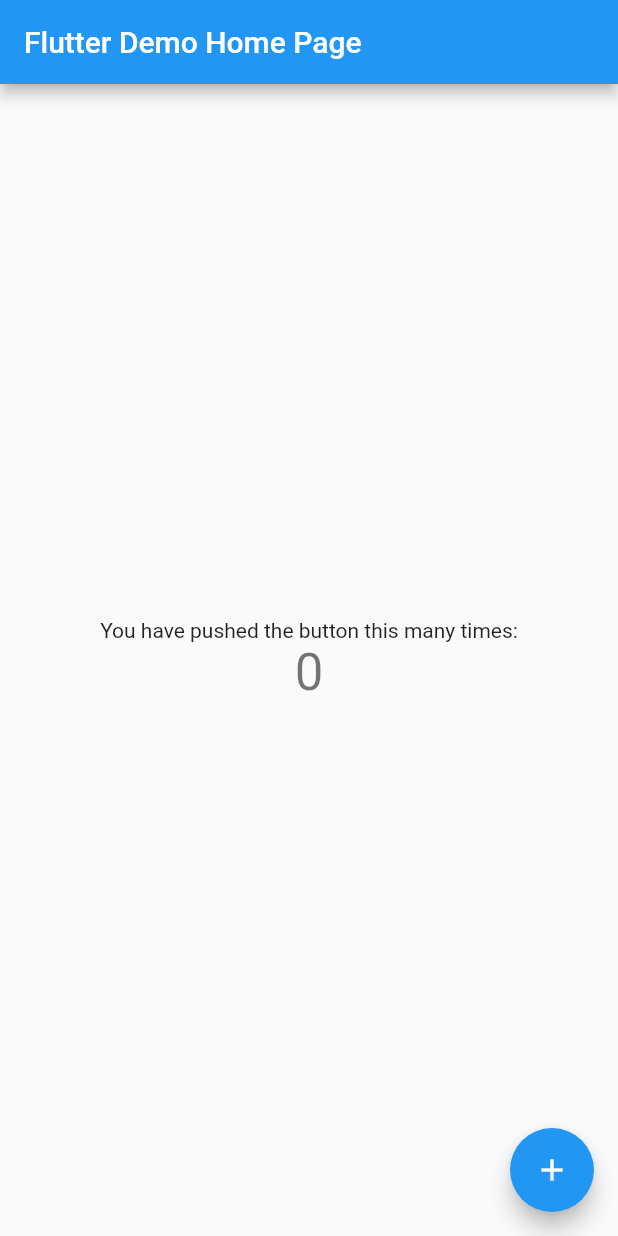
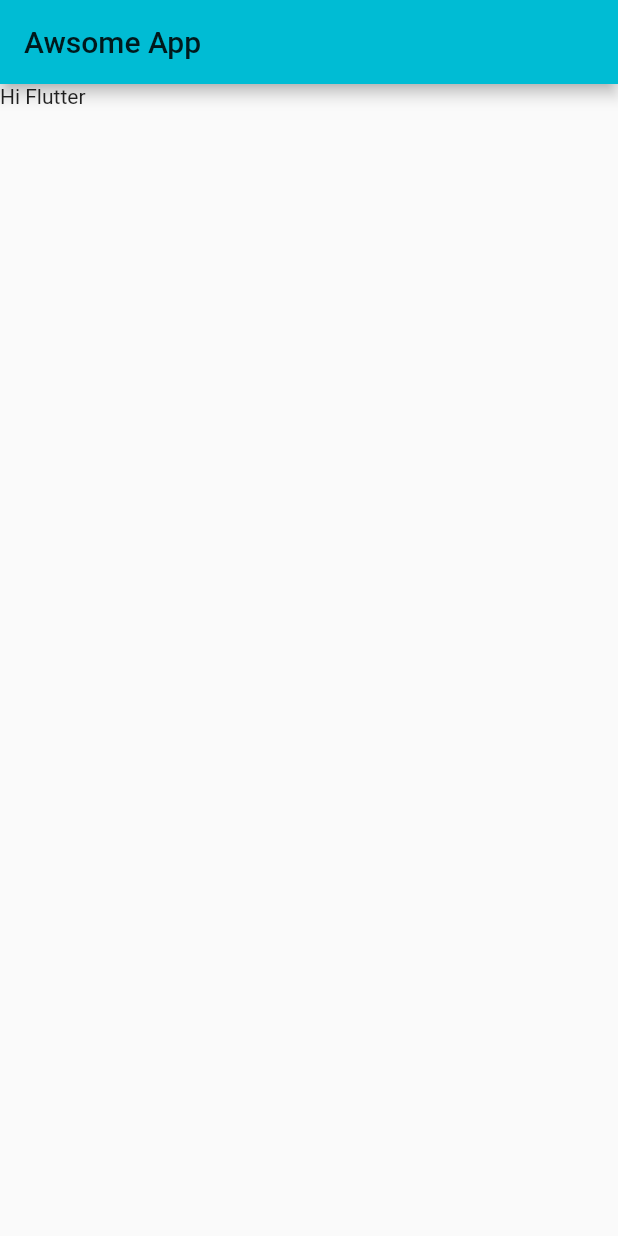
Before and after one commit to kikusourabh/awsome_app, a Flutter app: the screen it shows after launch, on a phone screen of 412 x 824 dp. Run offline on Flutter 3.47's test engine with Material 2 defaults, Android fonts, the phone set to English and light mode, and no system bars.

Commit message:
cha-1 types fo app and overview

```diff
--- a/lib/main.dart
+++ b/lib/main.dart
@@ -1,117 +1,30 @@
+import 'package:flutter/widgets.dart';
 import 'package:flutter/material.dart';
+import 'package:flutter/cupertino.dart';
 
 void main() {
-  runApp(MyApp());
+  // 1. WidgetsApp
+  // 2. MaterialApp
+  // 3. Cupertinoapp
+  // runApp(WidgetsApp());
+  // runApp(MaterialApp());
+  // runApp(CupertinoApp());
+  runApp(MaterialApp(
+    home: HomePage(),
+    theme: ThemeData(primarySwatch: Colors.cyan),
+  ));
 }
 
-class MyApp extends StatelessWidget {
-  // This widget is the root of your application.
+class HomePage extends StatelessWidget {
   @override
   Widget build(BuildContext context) {
-    return MaterialApp(
-      title: 'Flutter Demo',
-      theme: ThemeData(
-        // This is the theme of your application.
-        //
-        // Try running your application with "flutter run". You'll see the
-        // application has a blue toolbar. Then, without quitting the app, try
-        // changing the primarySwatch below to Colors.green and then invoke
-        // "hot reload" (press "r" in the console where you ran "flutter run",
-        // or simply save your changes to "hot reload" in a Flutter IDE).
-        // Notice that the counter didn't reset back to zero; the application
-        // is not restarted.
-        primarySwatch: Colors.blue,
-        // This makes the visual density adapt to the platform that you run
-        // the app on. For desktop platforms, the controls will be smaller and
-        // closer together (more dense) than on mobile platforms.
-        visualDensity: VisualDensity.adaptivePlatformDensity,
+    return Scaffold(
+      appBar: AppBar(
+        title: Text("Awsome App"),
       ),
-      home: MyHomePage(title: 'Flutter Demo Home Page'),
+      body: Container(
+        child: Text("Hi Flutter"),
+      ),
     );
   }
 }
-
-class MyHomePage extends StatefulWidget {
-  MyHomePage({Key key, this.title}) : super(key: key);
-
-  // This widget is the home page of your application. It is stateful, meaning
-  // that it has a State object (defined below) that contains fields that affect
-  // how it looks.
-
-  // This class is the configuration for the state. It holds the values (in this
-  // case the title) provided by the parent (in this case the App widget) and
-  // used by the build method of the State. Fields in a Widget subclass are
-  // always marked "final".
-
-  final String title;
-
-  @override
-  _MyHomePageState createState() => _MyHomePageState();
-}
-
-class _MyHomePageState extends State<MyHomePage> {
-  int _counter = 0;
-
-  void _incrementCounter() {
-    setState(() {
-      // This call to setState tells the Flutter framework that something has
-      // changed in this State, which causes it to rerun the build method below
-      // so that the display can reflect the updated values. If we changed
-      // _counter without calling setState(), then the build method would not be
-      // called again, and so nothing would appear to happen.
-      _counter++;
-    });
-  }
-
-  @override
-  Widget build(BuildContext context) {
-    // This method is rerun every time setState is called, for instance as done
-    // by the _incrementCounter method above.
-    //
-    // The Flutter framework has been optimized to make rerunning build methods
-    // fast, so that you can just rebuild anything that needs updating rather
-    // than having to individually change instances of widgets.
-    return Scaffold(
-      appBar: AppBar(
-        // Here we take the value from the MyHomePage object that was created by
-        // the App.build method, and use it to set our appbar title.
-        title: Text(widget.title),
-      ),
-      body: Center(
-        // Center is a layout widget. It takes a single child and positions it
-        // in the middle of the parent.
-        child: Column(
-          // Column is also a layout widget. It takes a list of children and
-          // arranges them vertically. By default, it sizes itself to fit its
-          // children horizontally, and tries to be as tall as its parent.
-          //
-          // Invoke "debug painting" (press "p" in the console, choose the
-          // "Toggle Debug Paint" action from the Flutter Inspector in Android
-          // Studio, or the "Toggle Debug Paint" command in Visual Studio Code)
-          // to see the wireframe for each widget.
-          //
-          // Column has various properties to control how it sizes itself and
-          // how it positions its children. Here we use mainAxisAlignment to
-          // center the children vertically; the main axis here is the vertical
-          // axis because Columns are vertical (the cross axis would be
-          // horizontal).
-          mainAxisAlignment: MainAxisAlignment.center,
-          children: <Widget>[
-            Text(
-              'You have pushed the button this many times:',
-            ),
-            Text(
-              '$_counter',
-              style: Theme.of(context).textTheme.headline4,
-            ),
-          ],
-        ),
-      ),
-      floatingActionButton: FloatingActionButton(
-        onPressed: _incrementCounter,
-        tooltip: 'Increment',
-        child: Icon(Icons.add),
-      ), // This trailing comma makes auto-formatting nicer for build methods.
-    );
-  }
-}
```
Also changed, not shown: 1 other file.
